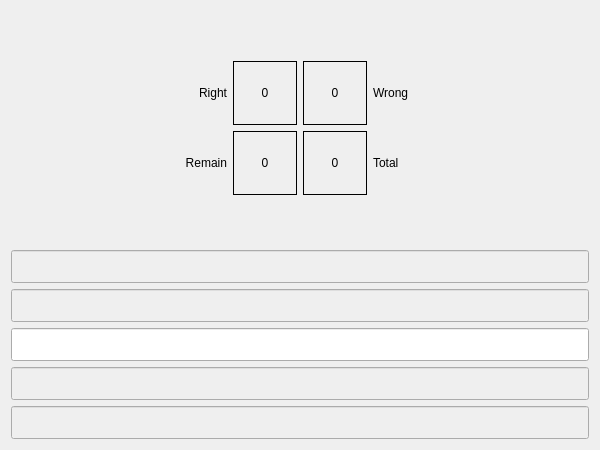
Old version of the form SpeakEnglish/ChallengeForm.ui in the repository olegphpgithub/ChallengeAccepted.
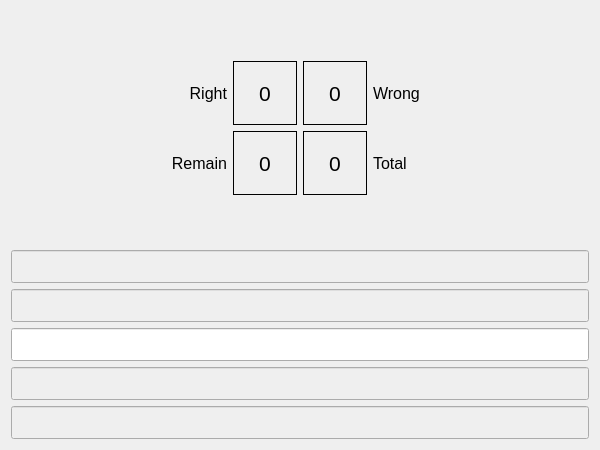
New version of the form.

The edit to the form file:
```diff
--- a/SpeakEnglish/ChallengeForm.ui
+++ b/SpeakEnglish/ChallengeForm.ui
@@ -32,6 +32,11 @@
            <height>64</height>
           </size>
          </property>
+         <property name="font">
+          <font>
+           <pointsize>16</pointsize>
+          </font>
+         </property>
          <property name="styleSheet">
           <string notr="true">border-style: solid; border-width: 1px;</string>
          </property>
@@ -70,6 +75,11 @@
            <height>64</height>
           </size>
          </property>
+         <property name="font">
+          <font>
+           <pointsize>16</pointsize>
+          </font>
+         </property>
          <property name="styleSheet">
           <string notr="true">border-style: solid; border-width: 1px;</string>
          </property>
@@ -95,6 +105,11 @@
            <height>64</height>
           </size>
          </property>
+         <property name="font">
+          <font>
+           <pointsize>16</pointsize>
+          </font>
+         </property>
          <property name="styleSheet">
           <string notr="true">border-style: solid; border-width: 1px;</string>
          </property>
@@ -120,6 +135,11 @@
            <height>64</height>
           </size>
          </property>
+         <property name="font">
+          <font>
+           <pointsize>16</pointsize>
+          </font>
+         </property>
          <property name="styleSheet">
           <string notr="true">border-style: solid; border-width: 1px;</string>
          </property>
@@ -133,6 +153,11 @@
        </item>
        <item row="2" column="0">
         <widget class="QLabel" name="label_5">
+         <property name="font">
+          <font>
+           <pointsize>12</pointsize>
+          </font>
+         </property>
          <property name="text">
           <string>Remain</string>
          </property>
@@ -143,6 +168,11 @@
        </item>
        <item row="2" column="3">
         <widget class="QLabel" name="label_6">
+         <property name="font">
+          <font>
+           <pointsize>12</pointsize>
+          </font>
+         </property>
          <property name="text">
           <string>Total</string>
          </property>
@@ -189,6 +219,11 @@
        </item>
        <item row="1" column="0">
         <widget class="QLabel" name="label_7">
+         <property name="font">
+          <font>
+           <pointsize>12</pointsize>
+          </font>
+         </property>
          <property name="text">
           <string>Right</string>
          </property>
@@ -199,6 +234,11 @@
        </item>
        <item row="1" column="3">
         <widget class="QLabel" name="label_8">
+         <property name="font">
+          <font>
+           <pointsize>12</pointsize>
+          </font>
+         </property>
          <property name="text">
           <string>Wrong</string>
          </property>
```
